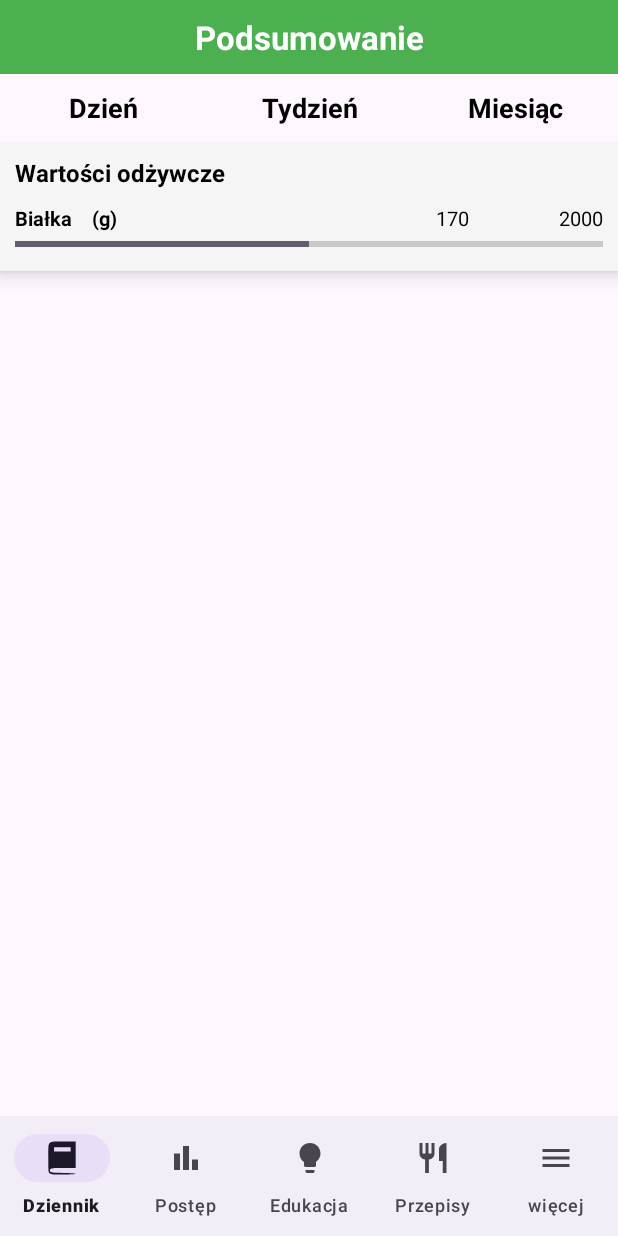
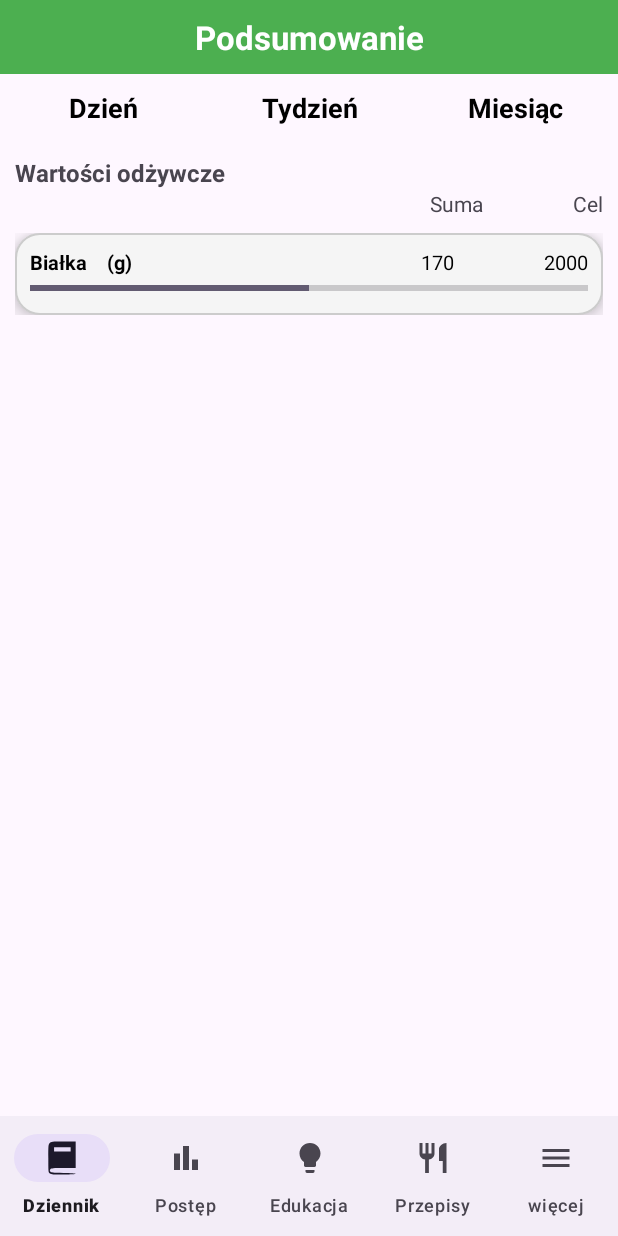
Before and after one commit to Oktawik/Android-Inzynierka, an Android app: the fragment DziennikPodsumowanieFragment placed in its activity, on a phone screen of 412 x 824 dp. Run offline under Robolectric (Android 15) with nearby library versions, the phone set to English and light mode, and no system bars; our stand-ins replace FlexboxLayout; 5 statements that could not run were skipped.

Commit message:
RecyclerView w RecyclerView widok Podsumowania

```diff
--- /dev/null
+++ b/app/src/main/java/com/example/pierwszawersjaapki/CaloriesJournal/Summary/SekcjaWartosciOdzywcze.java
@@ -0,0 +1,29 @@
+package com.example.pierwszawersjaapki.CaloriesJournal.Summary;
+
+import java.util.List;
+
+public class SekcjaWartosciOdzywcze {
+    String naglowek;
+    List<WartoscOdzywczaItem> listaSkladnikow;
+
+    public SekcjaWartosciOdzywcze(String naglowek, List<WartoscOdzywczaItem> listaSkladnikow) {
+        this.naglowek = naglowek;
+        this.listaSkladnikow = listaSkladnikow;
+    }
+
+    public String getNaglowek() {
+        return naglowek;
+    }
+
+    public void setNaglowek(String naglowek) {
+        this.naglowek = naglowek;
+    }
+
+    public List<WartoscOdzywczaItem> getListaSkladnikow() {
+        return listaSkladnikow;
+    }
+
+    public void setListaSkladnikow(List<WartoscOdzywczaItem> listaSkladnikow) {
+        this.listaSkladnikow = listaSkladnikow;
+    }
+}
--- /dev/null
+++ b/app/src/main/java/com/example/pierwszawersjaapki/CaloriesJournal/Summary/SekcjaWartosciOdzywczeAdapter.java
@@ -0,0 +1,60 @@
+package com.example.pierwszawersjaapki.CaloriesJournal.Summary;
+
+import android.content.Context;
+import android.view.LayoutInflater;
+import android.view.View;
+import android.view.ViewGroup;
+import android.widget.TextView;
+
+import androidx.annotation.NonNull;
+import androidx.recyclerview.widget.LinearLayoutManager;
+import androidx.recyclerview.widget.RecyclerView;
+
+import com.example.pierwszawersjaapki.R;
+
+import java.util.List;
+
+public class SekcjaWartosciOdzywczeAdapter extends RecyclerView.Adapter<SekcjaWartosciOdzywczeViewHolder>{
+    Context context;
+    private List<SekcjaWartosciOdzywcze> sekcje;
+
+    public SekcjaWartosciOdzywczeAdapter(Context context, List<SekcjaWartosciOdzywcze> sekcje) {
+        this.context = context;
+        this.sekcje = sekcje;
+    }
+
+    @NonNull
+    @Override
+    public SekcjaWartosciOdzywczeViewHolder onCreateViewHolder(@NonNull ViewGroup parent, int viewType) {
+        return new SekcjaWartosciOdzywczeViewHolder(LayoutInflater.from(context).inflate(R.layout.dziennik_podsumowanie_wartosci_odzywcze, parent, false));
+    }
+
+    @Override
+    public void onBindViewHolder(@NonNull SekcjaWartosciOdzywczeViewHolder holder, int position) {
+        holder.tv_wartosc_odzywcza_rodzaj.setText(sekcje.get(position).getNaglowek());
+
+        holder.rv_sekcja_wartosci_odzywcze.setLayoutManager(new LinearLayoutManager(context));
+
+        WartoscOdzywczaAdapter innerAdapter = new WartoscOdzywczaAdapter(context, sekcje.get(position).getListaSkladnikow());
+        holder.rv_sekcja_wartosci_odzywcze.setAdapter(innerAdapter);
+
+        holder.rv_sekcja_wartosci_odzywcze.setNestedScrollingEnabled(false);
+    }
+
+    @Override
+    public int getItemCount() {
+        return sekcje.size();
+    }
+}
+
+class SekcjaWartosciOdzywczeViewHolder extends RecyclerView.ViewHolder {
+
+    TextView tv_wartosc_odzywcza_rodzaj;
+    RecyclerView rv_sekcja_wartosci_odzywcze;
+
+    public SekcjaWartosciOdzywczeViewHolder(@NonNull View itemView) {
+        super(itemView);
+        tv_wartosc_odzywcza_rodzaj = itemView.findViewById(R.id.tv_wartosc_odzywcza_rodzaj);
+        rv_sekcja_wartosci_odzywcze = itemView.findViewById(R.id.rv_sekcja_wartosci_odzywcze);
+    }
+}
--- a/app/src/main/java/com/example/pierwszawersjaapki/CaloriesJournal/Summary/WartoscOdzywczaAdapter.java
+++ b/app/src/main/java/com/example/pierwszawersjaapki/CaloriesJournal/Summary/WartoscOdzywczaAdapter.java
@@ -31,7 +31,6 @@
 
     @Override
     public void onBindViewHolder(@NonNull WartoscOdzywczaViewHolder holder, int position) {
-        holder.tv_wartosc_odzywcza_rodzaj.setText(list.get(position).getRodzaj());
         holder.tv_wartosc_odzywcza_nazwa.setText(list.get(position).getNazwa());
         holder.tv_wartosc_odzywcza_jednostka.setText(list.get(position).getJednostka());
         holder.tv_wartosc_odzywcza_ilosc.setText(String.valueOf(list.get(position).getIlosc()));
@@ -47,7 +46,6 @@
 
 class WartoscOdzywczaViewHolder extends RecyclerView.ViewHolder {
 
-    TextView tv_wartosc_odzywcza_rodzaj;
     TextView tv_wartosc_odzywcza_nazwa;
     TextView tv_wartosc_odzywcza_jednostka;
     TextView tv_wartosc_odzywcza_ilosc;
@@ -57,7 +55,6 @@
     public WartoscOdzywczaViewHolder(@NonNull View itemView) {
         super(itemView);
 
-        tv_wartosc_odzywcza_rodzaj = itemView.findViewById(R.id.tv_wartosc_odzywcza_rodzaj);
         tv_wartosc_odzywcza_nazwa = itemView.findViewById(R.id.tv_wartosc_odzywcza_nazwa);
         tv_wartosc_odzywcza_jednostka = itemView.findViewById(R.id.tv_wartosc_odzywcza_jednostka);
         tv_wartosc_odzywcza_ilosc = itemView.findViewById(R.id.tv_wartosc_odzywcza_ilosc);
--- a/app/src/main/java/com/example/pierwszawersjaapki/DziennikPodsumowanieFragment.java
+++ b/app/src/main/java/com/example/pierwszawersjaapki/DziennikPodsumowanieFragment.java
@@ -15,6 +15,8 @@
 
 import com.example.pierwszawersjaapki.CaloriesJournal.Summary.CzasAdapter;
 import com.example.pierwszawersjaapki.CaloriesJournal.Summary.CzasItem;
+import com.example.pierwszawersjaapki.CaloriesJournal.Summary.SekcjaWartosciOdzywcze;
+import com.example.pierwszawersjaapki.CaloriesJournal.Summary.SekcjaWartosciOdzywczeAdapter;
 import com.example.pierwszawersjaapki.CaloriesJournal.Summary.WartoscOdzywczaAdapter;
 import com.example.pierwszawersjaapki.CaloriesJournal.Summary.WartoscOdzywczaItem;
 
@@ -29,6 +31,7 @@
     private LinearLayout ll_dziennik_podsumowanie_tydzien;
     private LinearLayout ll_dziennik_podsumowanie_miesiac;
     private RecyclerView rv_dziennik_podsumowanie_wartosci_odzywcze;
+    private List<SekcjaWartosciOdzywcze> sekcjaWartosciOdzywcze;
     private List<WartoscOdzywczaItem> wartoscOdzywczaList;
 
     public DziennikPodsumowanieFragment() {
@@ -67,10 +70,14 @@
             Toast.makeText(getContext(),"Znaleziono",Toast.LENGTH_SHORT).show();
         }
         wartoscOdzywczaList = new ArrayList<>();
-        wartoscOdzywczaList.add(new WartoscOdzywczaItem(1, "Białka", 170, 2000, 50, "Wartości odżywcze", " (g) "));
+        sekcjaSpozycieWartosciOdzywczych();
+        sekcjaWartosciOdzywcze = new ArrayList<>();
+        sekcjaWartosciOdzywcze.add(new SekcjaWartosciOdzywcze("Wartości odżywcze", wartoscOdzywczaList));
+
         rv_dziennik_podsumowanie_wartosci_odzywcze.setLayoutManager(new LinearLayoutManager(getContext()));
-        WartoscOdzywczaAdapter wartoscOdzywczaAdapter = new WartoscOdzywczaAdapter(getContext(),wartoscOdzywczaList);
-        rv_dziennik_podsumowanie_wartosci_odzywcze.setAdapter(wartoscOdzywczaAdapter);
+
+        SekcjaWartosciOdzywczeAdapter sekcjaWartosciOdzywczeAdapter = new SekcjaWartosciOdzywczeAdapter(getContext(), sekcjaWartosciOdzywcze);
+        rv_dziennik_podsumowanie_wartosci_odzywcze.setAdapter(sekcjaWartosciOdzywczeAdapter);
 
         return view;
     }
@@ -97,4 +104,7 @@
             ll_dziennik_podsumowanie_miesiac.setVisibility(View.VISIBLE);
         }
     }
+    void sekcjaSpozycieWartosciOdzywczych() {
+        wartoscOdzywczaList.add(new WartoscOdzywczaItem(2, "Białka", 170, 2000, 50, "Wartości odżywcze", " (g) "));
+    }
 }
--- a/app/src/main/res/layout/dziennik_podsumowanie_wartosci_odzywcze.xml
+++ b/app/src/main/res/layout/dziennik_podsumowanie_wartosci_odzywcze.xml
@@ -1,7 +1,47 @@
 <?xml version="1.0" encoding="utf-8"?>
-<androidx.recyclerview.widget.RecyclerView xmlns:android="http://schemas.android.com/apk/res/android"
+<LinearLayout xmlns:android="http://schemas.android.com/apk/res/android"
     android:id="@+id/rv_dziennik_podsumowanie_wartosci_odzywcze"
     android:layout_width="match_parent"
-    android:layout_height="match_parent">
+    android:layout_height="match_parent"
+    android:orientation="vertical">
 
-</androidx.recyclerview.widget.RecyclerView>
+    <TextView
+        android:id="@+id/tv_wartosc_odzywcza_rodzaj"
+        android:layout_width="match_parent"
+        android:layout_height="wrap_content"
+        android:text="Spożycie wartości odżywczych"
+        android:paddingTop="10dp"
+        android:paddingLeft="10dp"
+        android:paddingRight="10dp"
+        android:textSize="16sp"
+        android:textStyle="bold"/>
+
+    <LinearLayout
+        android:layout_width="wrap_content"
+        android:layout_height="wrap_content"
+        android:orientation="horizontal"
+        android:layout_gravity="end"
+        android:paddingLeft="10dp"
+        android:paddingRight="10dp">
+
+        <TextView
+            android:layout_width="wrap_content"
+            android:layout_height="wrap_content"
+            android:text="Suma"
+            android:paddingRight="60dp"/>
+
+        <TextView
+            android:layout_width="wrap_content"
+            android:layout_height="wrap_content"
+            android:text="Cel"/>
+
+    </LinearLayout>
+
+    <androidx.recyclerview.widget.RecyclerView
+        android:id="@+id/rv_sekcja_wartosci_odzywcze"
+        android:layout_width="match_parent"
+        android:layout_height="wrap_content"
+        android:padding="10dp"/>
+
+
+</LinearLayout>
--- a/app/src/main/res/layout/dziennik_podsumowanie_wartosci_odzywcze_item.xml
+++ b/app/src/main/res/layout/dziennik_podsumowanie_wartosci_odzywcze_item.xml
@@ -3,21 +3,8 @@
     android:orientation="vertical"
     android:layout_width="match_parent"
     android:layout_height="wrap_content"
-    android:background="@color/light_gray"
+    android:background="@drawable/rounded_bg"
     android:elevation="8dp">
-
-    <TextView
-        android:id="@+id/tv_wartosc_odzywcza_rodzaj"
-        android:layout_width="match_parent"
-        android:layout_height="wrap_content"
-        android:text="Witaminki witaminki"
-        android:textStyle="bold"
-        android:textColor="@color/black"
-        android:paddingTop="10dp"
-        android:paddingLeft="10dp"
-        android:paddingRight="10dp"
-        android:paddingBottom="0dp"
-        android:textSize="16sp"/>
 
     <LinearLayout
         android:layout_width="match_parent"
@@ -63,10 +50,10 @@
                 android:id="@+id/tv_wartosc_odzywcza_ilosc"
                 android:layout_width="wrap_content"
                 android:layout_height="wrap_content"
+                android:paddingRight="60dp"
                 android:text="170"
-                android:textSize="13sp"
-                android:paddingRight="60dp"
-                android:textColor="@color/black"/>
+                android:textColor="@color/black"
+                android:textSize="13sp" />
 
             <TextView
                 android:id="@+id/tv_wartosc_odzywcza_cel"
```
